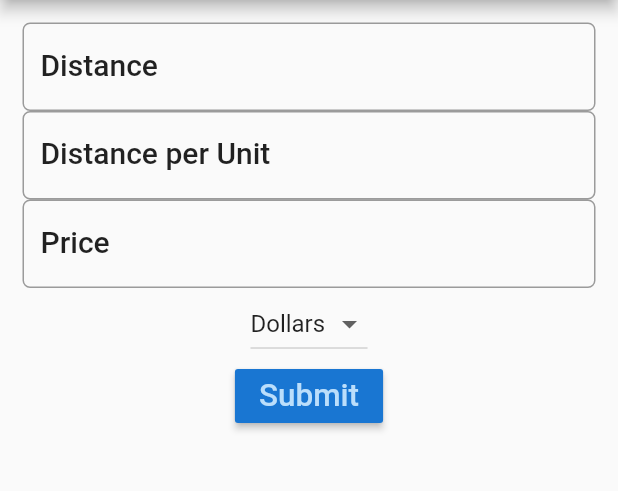
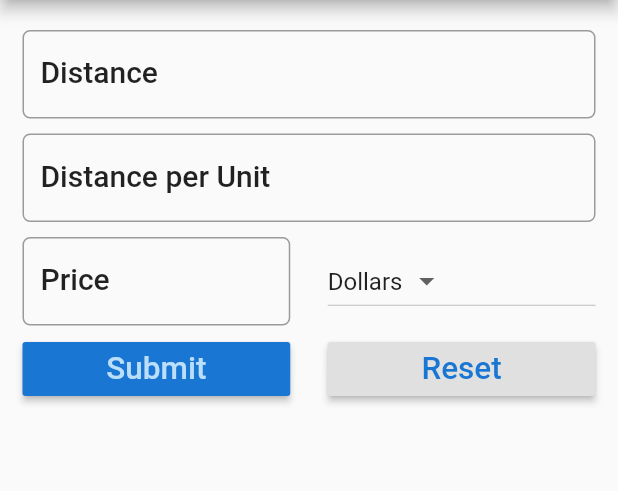
Before and after one commit to poudelmadhav/trip_cost_calculator, a Flutter app: the screen it shows after launch, on a phone screen of 412 x 824 dp, the part 84-575 px from its top. Run offline on Flutter 3.47's test engine with Material 2 defaults, Android fonts, the phone set to English and light mode, and no system bars.

Commit message:
designed trip calculator cost

```diff
--- a/lib/main.dart
+++ b/lib/main.dart
@@ -22,6 +22,7 @@ class FuelForm extends StatefulWidget {
 
 class _MyHomePageState extends State<FuelForm> {
   String result = '';
+  final double _formDistance = 5.0;
   final _currencies = ['Dollars', 'Euro', 'Pounds'];
   String _currency = 'Dollars';
   TextEditingController distanceController = TextEditingController();
@@ -40,7 +41,12 @@ class _MyHomePageState extends State<FuelForm> {
         padding: EdgeInsets.all(15.0),
         child: Column(
           children: <Widget>[
-            TextField(
+            Padding(
+              padding: EdgeInsets.only(
+                top: _formDistance,
+                bottom: _formDistance,
+              ),
+              child: TextField(
                 controller: distanceController,
                 keyboardType: TextInputType.number,
                 decoration: InputDecoration(
@@ -52,7 +58,13 @@ class _MyHomePageState extends State<FuelForm> {
                   ),
                 ),
               ),
-            TextField(
+            ),
+            Padding(
+              padding: EdgeInsets.only(
+                top: _formDistance,
+                bottom: _formDistance,
+              ),
+              child: TextField(
                 controller: avgController,
                 keyboardType: TextInputType.number,
                 decoration: InputDecoration(
@@ -64,7 +76,16 @@ class _MyHomePageState extends State<FuelForm> {
                   ),
                 ),
               ),
-            TextField(
+            ),
+            Padding(
+              padding: EdgeInsets.only(
+                top: _formDistance,
+                bottom: _formDistance,
+              ),
+              child: Row(
+                children: <Widget>[
+                  Expanded(
+                    child: TextField(
                       controller: priceController,
                       keyboardType: TextInputType.number,
                       decoration: InputDecoration(
@@ -76,7 +97,10 @@ class _MyHomePageState extends State<FuelForm> {
                         ),
                       ),
                     ),
-            DropdownButton<String>(
+                  ),
+                  Container(width: _formDistance * 5),
+                  Expanded(
+                    child: DropdownButton<String>(
                       items: _currencies.map((String value) {
                         return DropdownMenuItem(
                           value: value,
@@ -88,7 +112,14 @@ class _MyHomePageState extends State<FuelForm> {
                         _onDropDownChanged(value);
                       },
                     ),
-            RaisedButton(
+                  ),
+                ],
+              ),
+            ),
+            Row(
+              children: <Widget>[
+                Expanded(
+                  child: RaisedButton(
                     color: Theme.of(context).primaryColorDark,
                     textColor: Theme.of(context).primaryColorLight,
                     onPressed: () {
@@ -100,6 +131,25 @@ class _MyHomePageState extends State<FuelForm> {
                       'Submit',
                       textScaleFactor: 1.5,
                     ),
+                  ),
+                ),
+                Container(width: _formDistance * 5),
+                Expanded(
+                  child: RaisedButton(
+                    color: Theme.of(context).buttonColor,
+                    textColor: Theme.of(context).primaryColorDark,
+                    onPressed: () {
+                      setState(() {
+                        _reset();
+                      });
+                    },
+                    child: Text(
+                      'Reset',
+                      textScaleFactor: 1.5,
+                    ),
+                  ),
+                ),
+              ],
             ),
             Text(result),
           ],
@@ -118,10 +168,22 @@ class _MyHomePageState extends State<FuelForm> {
     double _distance = double.parse(distanceController.text);
     double _fuelCost = double.parse(priceController.text);
     double _consumption = double.parse(avgController.text);
-    double _totalCost = _distance /_consumption * _fuelCost;
+    double _totalCost = _distance / _consumption * _fuelCost;
 
     String _result = 'The total cost of your trip is ' +
-                      _totalCost.toStringAsFixed(2) + ' ' + _currency;
+        _totalCost.toStringAsFixed(2) +
+        ' ' +
+        _currency;
     return _result;
   }
+
+  void _reset() {
+    distanceController.clear();
+    avgController.clear();
+    priceController.clear();
+
+    setState(() {
+      result = '';
+    });
   }
+}
```
Lines whose indentation alone changed are shown as unchanged.
